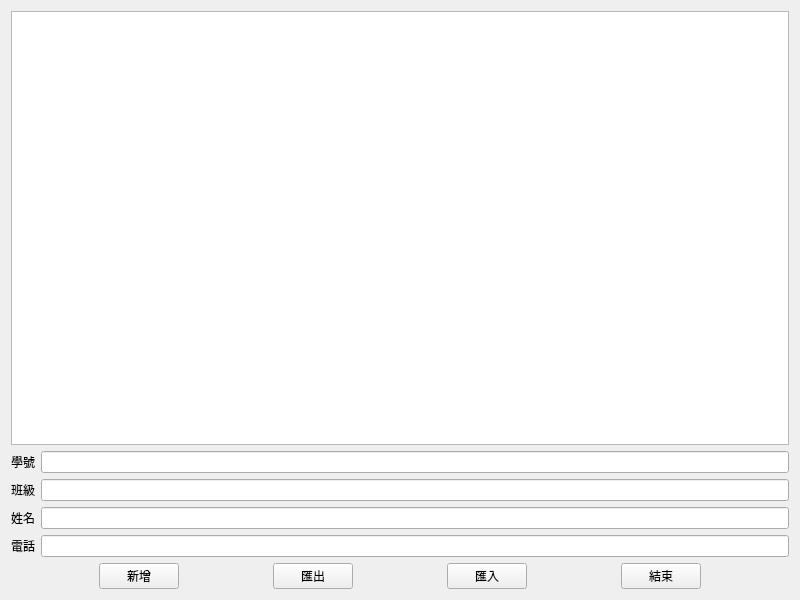
Above: mywidget.ui from yu-cheng0822/DialogContactBook before the change. Below: the same form after it.
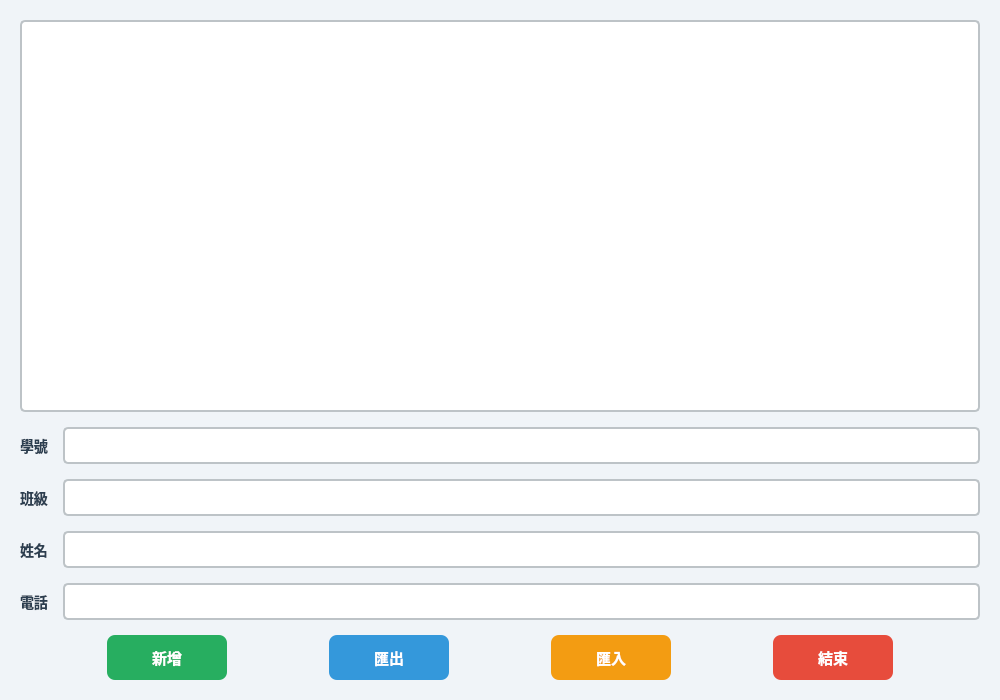
That is the form after the change.

Commit message: Beautify UI: enhance buttons, colors, and page size

```diff
--- a/mywidget.ui
+++ b/mywidget.ui
@@ -6,14 +6,73 @@
    <rect>
     <x>0</x>
     <y>0</y>
-    <width>800</width>
-    <height>600</height>
+    <width>1000</width>
+    <height>700</height>
    </rect>
   </property>
   <property name="windowTitle">
-   <string>myWidget</string>
+   <string>通訊錄管理系統</string>
+  </property>
+  <property name="styleSheet">
+   <string notr="true">QWidget {
+    background-color: #f0f4f8;
+    font-family: &quot;Microsoft JhengHei&quot;, &quot;微軟正黑體&quot;, sans-serif;
+}
+
+QLabel {
+    color: #2c3e50;
+    font-size: 14px;
+    font-weight: bold;
+}
+
+QLineEdit {
+    background-color: white;
+    border: 2px solid #bdc3c7;
+    border-radius: 5px;
+    padding: 8px;
+    font-size: 13px;
+}
+
+QLineEdit:focus {
+    border: 2px solid #3498db;
+}
+
+QTableWidget {
+    background-color: white;
+    border: 2px solid #bdc3c7;
+    border-radius: 5px;
+    gridline-color: #ecf0f1;
+}
+
+QTableWidget::item {
+    padding: 5px;
+}
+
+QHeaderView::section {
+    background-color: #34495e;
+    color: white;
+    padding: 8px;
+    border: 1px solid #2c3e50;
+    font-weight: bold;
+    font-size: 13px;
+}</string>
   </property>
   <layout class="QVBoxLayout" name="verticalLayout">
+   <property name="spacing">
+    <number>15</number>
+   </property>
+   <property name="leftMargin">
+    <number>20</number>
+   </property>
+   <property name="topMargin">
+    <number>20</number>
+   </property>
+   <property name="rightMargin">
+    <number>20</number>
+   </property>
+   <property name="bottomMargin">
+    <number>20</number>
+   </property>
    <item>
     <widget class="QTableWidget" name="tableWidget"/>
    </item>
@@ -78,6 +137,29 @@
      </item>
      <item>
       <widget class="QPushButton" name="pushButton_3">
+       <property name="minimumSize">
+        <size>
+         <width>120</width>
+         <height>45</height>
+        </size>
+       </property>
+       <property name="styleSheet">
+        <string notr="true">QPushButton {
+    background-color: #27ae60;
+    color: white;
+    border: none;
+    border-radius: 8px;
+    padding: 10px 20px;
+    font-size: 15px;
+    font-weight: bold;
+}
+QPushButton:hover {
+    background-color: #2ecc71;
+}
+QPushButton:pressed {
+    background-color: #229954;
+}</string>
+       </property>
        <property name="text">
         <string>新增</string>
        </property>
@@ -98,6 +180,29 @@
      </item>
      <item>
       <widget class="QPushButton" name="pushButton_4">
+       <property name="minimumSize">
+        <size>
+         <width>120</width>
+         <height>45</height>
+        </size>
+       </property>
+       <property name="styleSheet">
+        <string notr="true">QPushButton {
+    background-color: #3498db;
+    color: white;
+    border: none;
+    border-radius: 8px;
+    padding: 10px 20px;
+    font-size: 15px;
+    font-weight: bold;
+}
+QPushButton:hover {
+    background-color: #5dade2;
+}
+QPushButton:pressed {
+    background-color: #2874a6;
+}</string>
+       </property>
        <property name="text">
         <string>匯出</string>
        </property>
@@ -118,6 +223,29 @@
      </item>
      <item>
       <widget class="QPushButton" name="pushButton">
+       <property name="minimumSize">
+        <size>
+         <width>120</width>
+         <height>45</height>
+        </size>
+       </property>
+       <property name="styleSheet">
+        <string notr="true">QPushButton {
+    background-color: #f39c12;
+    color: white;
+    border: none;
+    border-radius: 8px;
+    padding: 10px 20px;
+    font-size: 15px;
+    font-weight: bold;
+}
+QPushButton:hover {
+    background-color: #f4a742;
+}
+QPushButton:pressed {
+    background-color: #d68910;
+}</string>
+       </property>
        <property name="text">
         <string>匯入</string>
        </property>
@@ -138,6 +266,29 @@
      </item>
      <item>
       <widget class="QPushButton" name="pushButton_2">
+       <property name="minimumSize">
+        <size>
+         <width>120</width>
+         <height>45</height>
+        </size>
+       </property>
+       <property name="styleSheet">
+        <string notr="true">QPushButton {
+    background-color: #e74c3c;
+    color: white;
+    border: none;
+    border-radius: 8px;
+    padding: 10px 20px;
+    font-size: 15px;
+    font-weight: bold;
+}
+QPushButton:hover {
+    background-color: #ec7063;
+}
+QPushButton:pressed {
+    background-color: #c0392b;
+}</string>
+       </property>
        <property name="text">
         <string>結束</string>
        </property>
```
